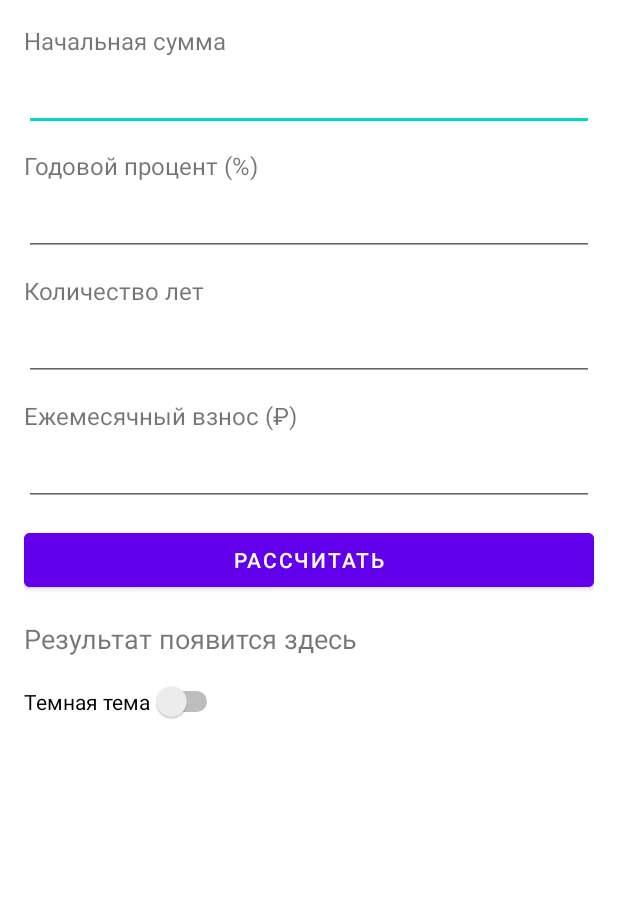
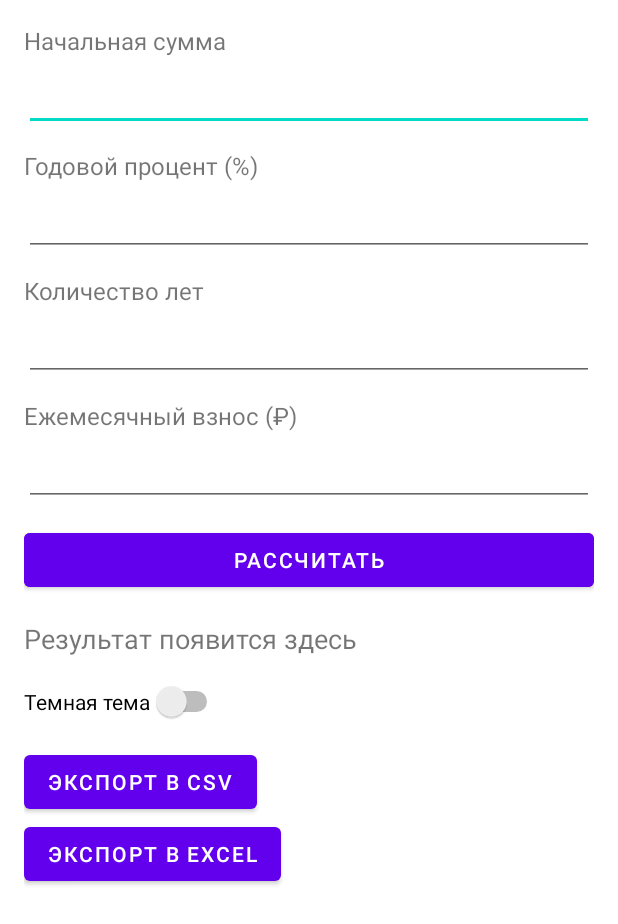
Before and after one commit to vnhmhl/Calc_Inv, an Android app: the screen it shows after launch (MainActivity), on a phone screen of 412 x 824 dp. Shown: the top 924 px of the screen. Run offline under Robolectric (Android 15) with nearby library versions, the phone set to English and light mode, and no system bars; libraries missing offline, so code that uses them is left out: com.github.mikephil.charting, com.itextpdf.kernel, com.itextpdf.layout; plain views replace LineChart; 1 statement that could not run was skipped.

Commit message:
Заменил Excel экспорт — Apache POI на безопасный CSV

```diff
--- a/app/build.gradle.kts
+++ b/app/build.gradle.kts
@@ -47,4 +47,7 @@ dependencies {
     androidTestImplementation(libs.androidx.espresso.core)
     implementation("com.itextpdf:itext7-core:7.2.3")
     implementation("com.github.PhilJay:MPAndroidChart:v3.1.0")
+    implementation ("org.apache.poi:poi:5.2.3")
+    implementation ("org.apache.poi:poi-ooxml:5.2.3")
+
 }
--- a/app/src/main/res/layout/activity_main.xml
+++ b/app/src/main/res/layout/activity_main.xml
@@ -116,5 +116,17 @@
             android:text="Экспортировать в PDF"
             android:visibility="gone"
             android:layout_marginBottom="16dp" />
+        <Button
+            android:id="@+id/exportCsvButton"
+            android:layout_width="wrap_content"
+            android:layout_height="wrap_content"
+            android:text="Экспорт в CSV" />
+
+        <Button
+            android:id="@+id/exportExcelButton"
+            android:layout_width="wrap_content"
+            android:layout_height="wrap_content"
+            android:text="Экспорт в Excel" />
+
     </LinearLayout>
 </ScrollView>
```
Also changed, not shown: app/src/main/java/com/example/calc/MainActivity.kt (+60 -0 lines).
